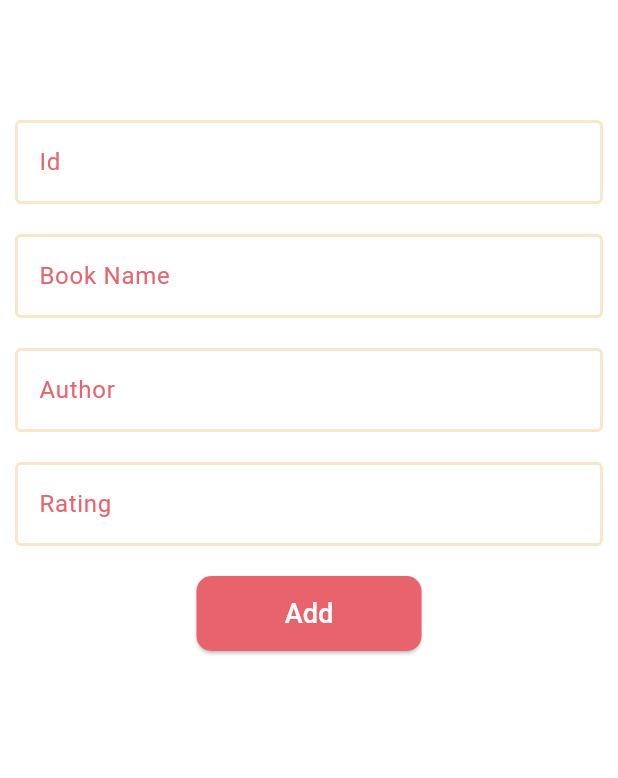
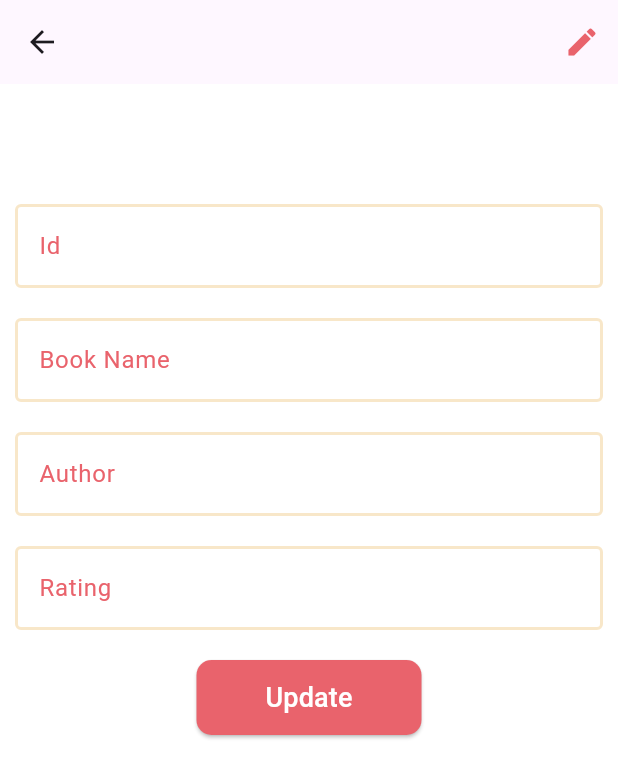
Before and after one commit to ankita1208/Flutter_API_Implementation, a Flutter app: the Home screen opened directly, after a tap on "Rating", on a phone screen of 412 x 824 dp. Shown: the top 778 px of the screen. Run offline on Flutter 3.47's test engine with Material 3 defaults, Android fonts, the phone set to English and light mode, and no system bars.

Commit message:
added conditions for edit logic

```diff
--- a/lib/screens/AddEdit.dart
+++ b/lib/screens/AddEdit.dart
@@ -4,9 +4,9 @@ import 'package:api_implementation/widgets/textfieldwidget.dart';
 import 'package:flutter/material.dart';
 
 class AddEdit extends StatefulWidget {
-  const AddEdit(
-      {super.key,});
+  const AddEdit({super.key, required this.isEdit});
 
+  final bool isEdit;
 
   @override
   State<StatefulWidget> createState() {
@@ -15,16 +15,39 @@ class AddEdit extends StatefulWidget {
 }
 
 class _AddEditState extends State<AddEdit> {
-  final TextEditingController _idTextEditingController = TextEditingController();
-  final TextEditingController _bookTextEditingController = TextEditingController();
-  final TextEditingController _authorTextEditingController = TextEditingController();
-  final TextEditingController _ratingTextEditingController = TextEditingController();
+  final TextEditingController _idTextEditingController =
+      TextEditingController();
+  final TextEditingController _bookTextEditingController =
+      TextEditingController();
+  final TextEditingController _authorTextEditingController =
+      TextEditingController();
+  final TextEditingController _ratingTextEditingController =
+      TextEditingController();
+  late bool _isEdit;
 
-
+  @override
+  void initState() {
+    _isEdit = widget.isEdit;
+  }
 
   @override
   Widget build(BuildContext context) {
     return Scaffold(
+      appBar: AppBar(
+        actions: [
+          if (_isEdit)
+            IconButton(
+              onPressed: () {
+                // Add your onPressed logic here
+                print('Edit button pressed');
+              },
+              icon: const Icon(
+                Icons.edit,
+                color: Color.fromRGBO(233, 99, 108, 25),
+              ),
+            ),
+        ],
+      ),
       body: Padding(
         padding: EdgeInsets.all(10.0),
         child: Column(
@@ -69,7 +92,7 @@ class _AddEditState extends State<AddEdit> {
               height: 20,
             ),
             ButtonWidget(
-              text: "Add",
+              text: _isEdit ? "Update" : "Add",
               onPressedButton: () {},
             )
           ],
--- a/lib/screens/Home.dart
+++ b/lib/screens/Home.dart
@@ -8,19 +8,51 @@ class Home extends StatelessWidget {
   @override
   Widget build(BuildContext context) {
     return Scaffold(
+      appBar: AppBar(
+        actions: [
+          IconButton(
+            onPressed: () {
+              NavigationUtil.navigateTo(
+                context,
+                const AddEdit(isEdit: false),
+              );
+            },
+            icon: const Icon(
+              Icons.add_box_rounded,
+              color: Color.fromRGBO(233, 99, 108, 25),
+            ),
+          ),
+        ],
+      ),
       body: ListView.builder(
         itemCount: 2,
         itemBuilder: (context, index) {
           return Card(
-            color: Color.fromRGBO(233, 99, 108, 25),
-            margin: EdgeInsets.all(10), // Adds margin around the card
+            color: const Color.fromRGBO(233, 99, 108, 25),
+            margin: const EdgeInsets.all(10), // Adds margin around the card
             elevation: 4, // Elevation for the shadow effect
             child: ListTile(
-              leading: Icon(Icons.star,color: Colors.yellow,),
-              title: Text('Rating',style: TextStyle(color: Colors.white,),),
-              subtitle: Text('Movie Name',style: TextStyle(color: Colors.white,)),
+              leading: const Icon(
+                Icons.star,
+                color: Colors.yellow,
+              ),
+              title: const Text(
+                'Rating',
+                style: TextStyle(
+                  color: Colors.white,
+                ),
+              ),
+              subtitle: const Text('Movie Name',
+                  style: TextStyle(
+                    color: Colors.white,
+                  )),
               onTap: () {
-               NavigationUtil.navigateTo(context, AddEdit());
+                NavigationUtil.navigateTo(
+                  context,
+                  const AddEdit(
+                    isEdit: true,
+                  ),
+                );
               },
             ),
           );
```
